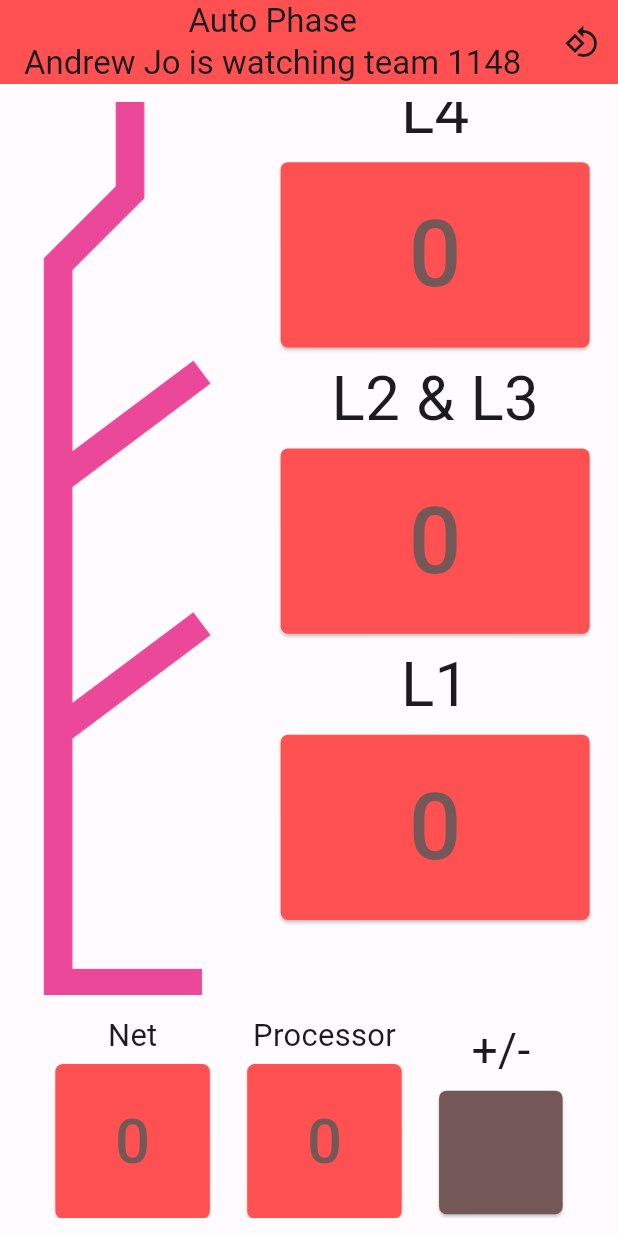
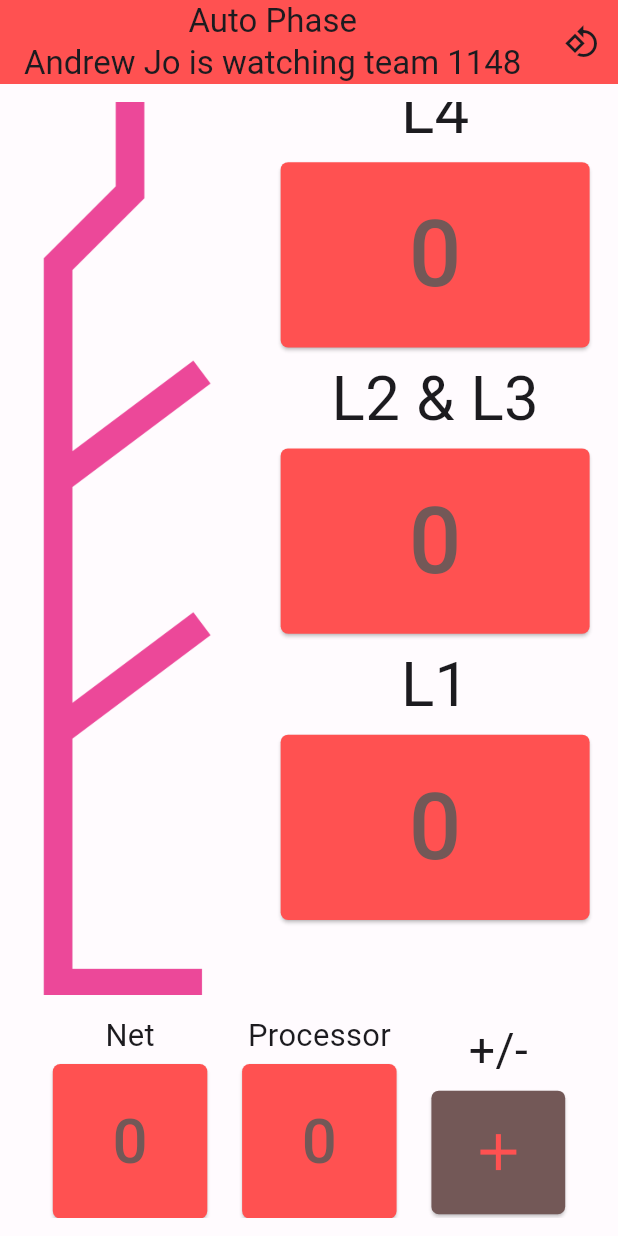
Before and after one commit to Ambitious-Jay/frc-scouting-demo, a Flutter app: the screen it shows after launch, scrolled down 445 dp, on a phone screen of 412 x 824 dp. Run offline on Flutter 3.47's test engine with Material 3 defaults, Android fonts, the phone set to English and light mode, and no system bars.

Commit message:
Added the increment/decrement icon

```diff
--- a/lib/auto_page.dart
+++ b/lib/auto_page.dart
@@ -52,6 +52,18 @@ class _AutoPageState extends State<AutoPage> {
         counter.value += inc;
       }
     });
+  }
+
+  Icon get signIcon {
+    IconData iconData;
+    if (doIncrement) {
+      iconData = Icons.add;
+    } else {
+      iconData = Icons.remove;
+    }
+    return Icon(iconData,
+        color: Theme.of(context).colorScheme.primary,
+        size: MediaQuery.of(context).size.width * 0.1);
   }
 
   @override
@@ -375,7 +387,7 @@ class _AutoPageState extends State<AutoPage> {
                                   doIncrement = !doIncrement;
                                 });
                               },
-                              child: Container()),
+                              child: signIcon),
                         ],
                       ),
                     ],
```
